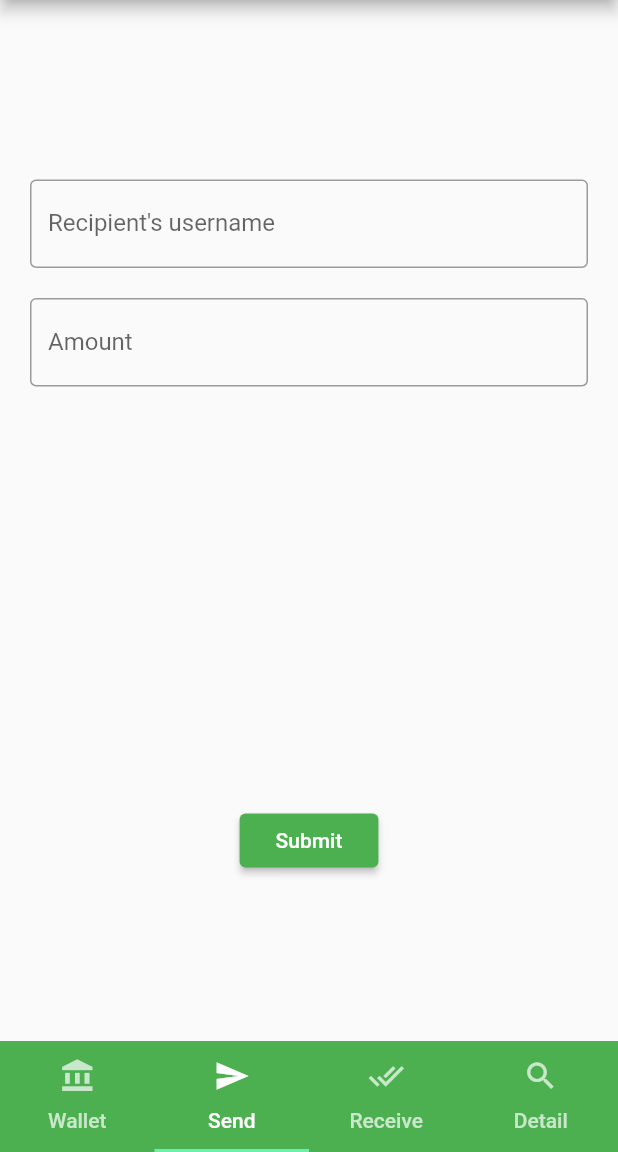
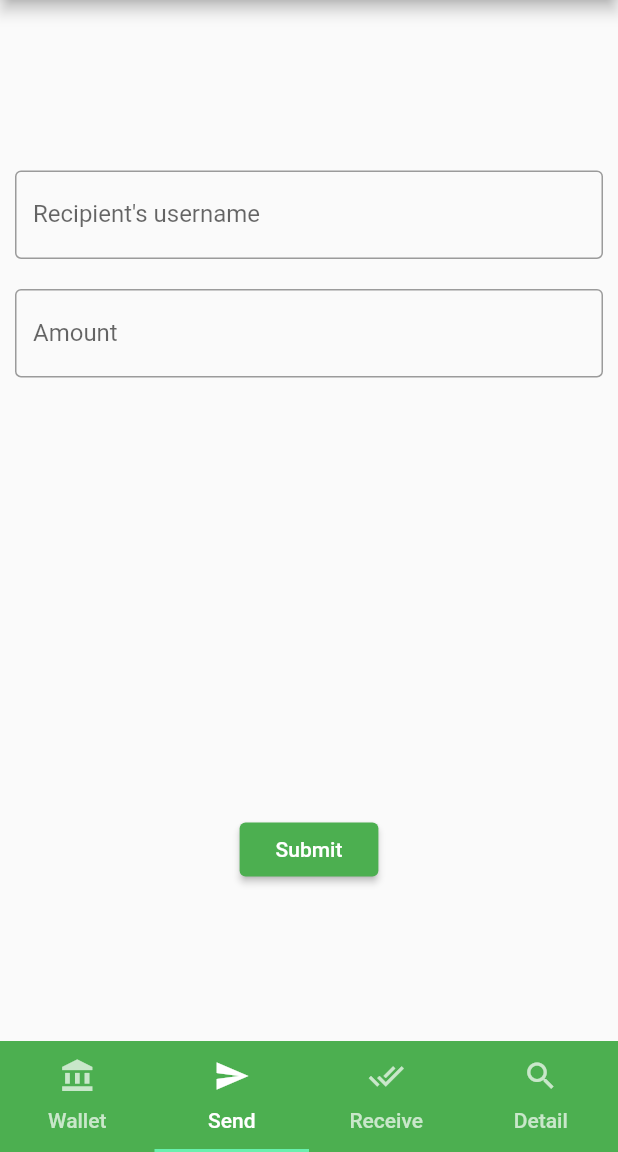
Before and after one commit to CicadaCinema/debt_app, a Flutter app: the screen it shows once a user with an empty profile is signed in, item 2 of the bottom bar chosen, on a phone screen of 412 x 824 dp, the part 84-1236 px from its top. Run offline on Flutter 3.47's test engine with Material 2 defaults, Android fonts, the phone set to English and light mode, and no system bars; our stand-ins replace cloud_firestore, firebase_auth, firebase_core; accounts and stored records are empty.

Commit message:
Fix position of negative sign in balance Also remove unnecessary padding on send screen

```diff
--- a/lib/transaction_dispatch.dart
+++ b/lib/transaction_dispatch.dart
@@ -77,7 +77,6 @@ class _DispatchScreenState extends State<DispatchScreen> {
             // can refer to the Scaffold with Scaffold.of()
             builder: (BuildContext innerContext) {
               return Container(
-                padding: EdgeInsets.all(10),
                 child: Column(
                   children: <Widget>[
                     Spacer(),
```
Also changed, not shown: lib/wallet.dart (+6 -1 lines).
